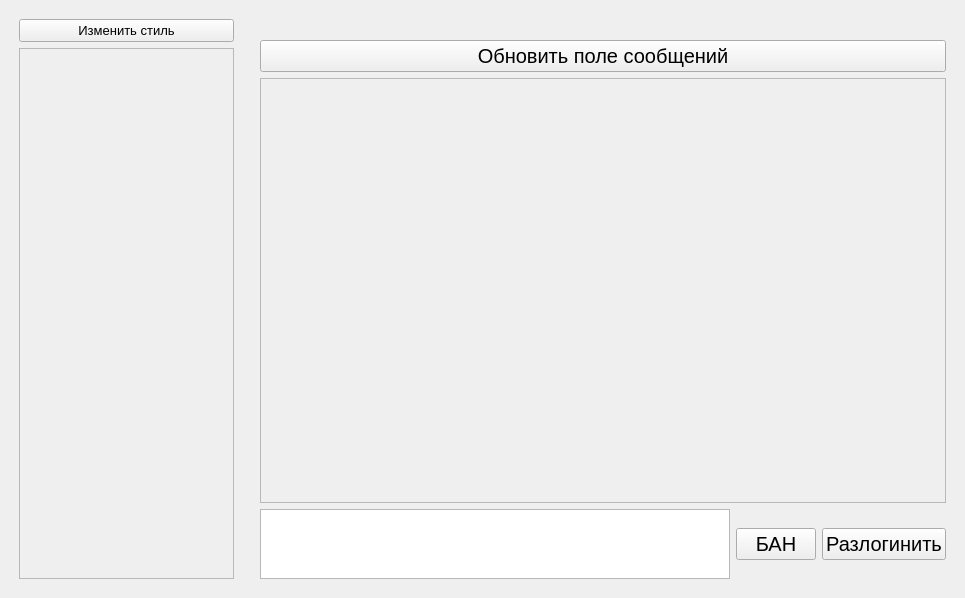
This is admin/ui/mainwindow.ui in DmitryVic/ChatQT as Qt 5 draws it before an edit. The edited form follows.
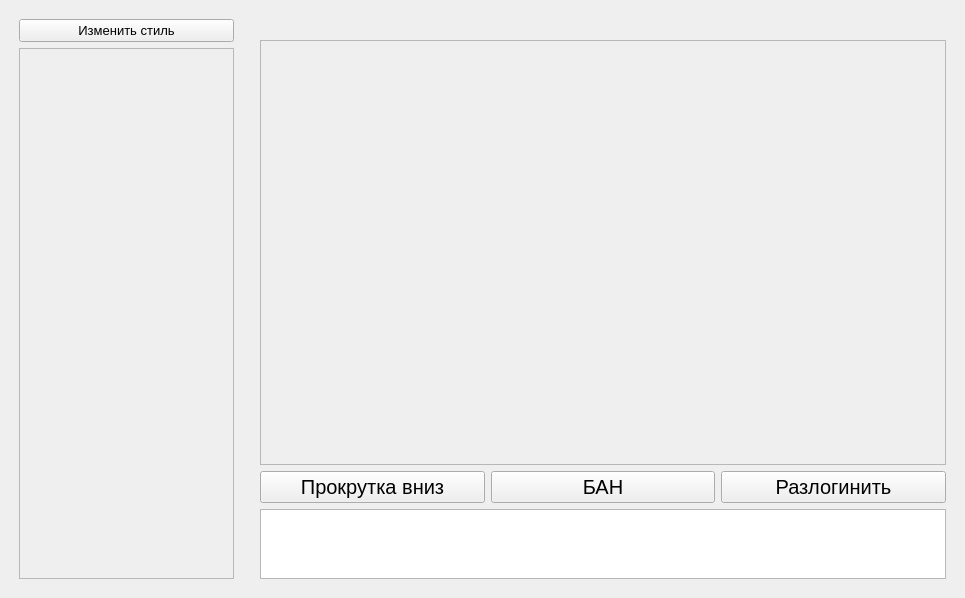
This is the edited form.

Commit message: Изменена логика прокрутки сообщений

Diff of the .ui file:
```diff
--- a/admin/ui/mainwindow.ui
+++ b/admin/ui/mainwindow.ui
@@ -80,7 +80,7 @@
      </layout>
     </item>
     <item>
-     <layout class="QVBoxLayout" name="LAYOUT_MAIN_RIGHT" stretch="10,1">
+     <layout class="QVBoxLayout" name="LAYOUT_MAIN_RIGHT" stretch="10,0,1">
       <property name="leftMargin">
        <number>10</number>
       </property>
@@ -94,7 +94,7 @@
        <number>10</number>
       </property>
       <item>
-       <layout class="QVBoxLayout" name="LAYOUT_CHAT" stretch="0,0,10">
+       <layout class="QVBoxLayout" name="LAYOUT_CHAT" stretch="0,10">
         <item>
          <widget class="QLabel" name="notifi">
           <property name="font">
@@ -107,13 +107,6 @@
           </property>
          </widget>
         </item>
-        <item>
-         <widget class="QPushButton" name="pushButtonResetMess">
-          <property name="text">
-           <string>Обновить поле сообщений</string>
-          </property>
-         </widget>
-        </item>
         <item>
          <widget class="QScrollArea" name="scrollAreaMessage">
           <property name="widgetResizable">
@@ -125,7 +118,7 @@
              <x>0</x>
              <y>0</y>
              <width>682</width>
-             <height>417</height>
+             <height>415</height>
             </rect>
            </property>
           </widget>
@@ -133,6 +126,31 @@
         </item>
        </layout>
       </item>
+      <item>
+       <layout class="QHBoxLayout" name="horizontalLayout_2">
+        <item>
+         <widget class="QPushButton" name="pushButtonDMess">
+          <property name="text">
+           <string>Прокрутка вниз</string>
+          </property>
+         </widget>
+        </item>
+        <item>
+         <widget class="QPushButton" name="pushButton_BAN">
+          <property name="text">
+           <string>БАН</string>
+          </property>
+         </widget>
+        </item>
+        <item>
+         <widget class="QPushButton" name="pushButton_DISCONNECT">
+          <property name="text">
+           <string>Разлогинить</string>
+          </property>
+         </widget>
+        </item>
+       </layout>
+      </item>
       <item>
        <layout class="QHBoxLayout" name="LAYOUT_MESSAGE_INPUT">
         <item>
@@ -157,20 +175,6 @@
           </property>
          </widget>
         </item>
-        <item>
-         <widget class="QPushButton" name="pushButton_BAN">
-          <property name="text">
-           <string>БАН</string>
-          </property>
-         </widget>
-        </item>
-        <item>
-         <widget class="QPushButton" name="pushButton_DISCONNECT">
-          <property name="text">
-           <string>Разлогинить</string>
-          </property>
-         </widget>
-        </item>
        </layout>
       </item>
      </layout>
```
The commit also changes 8 other files.
